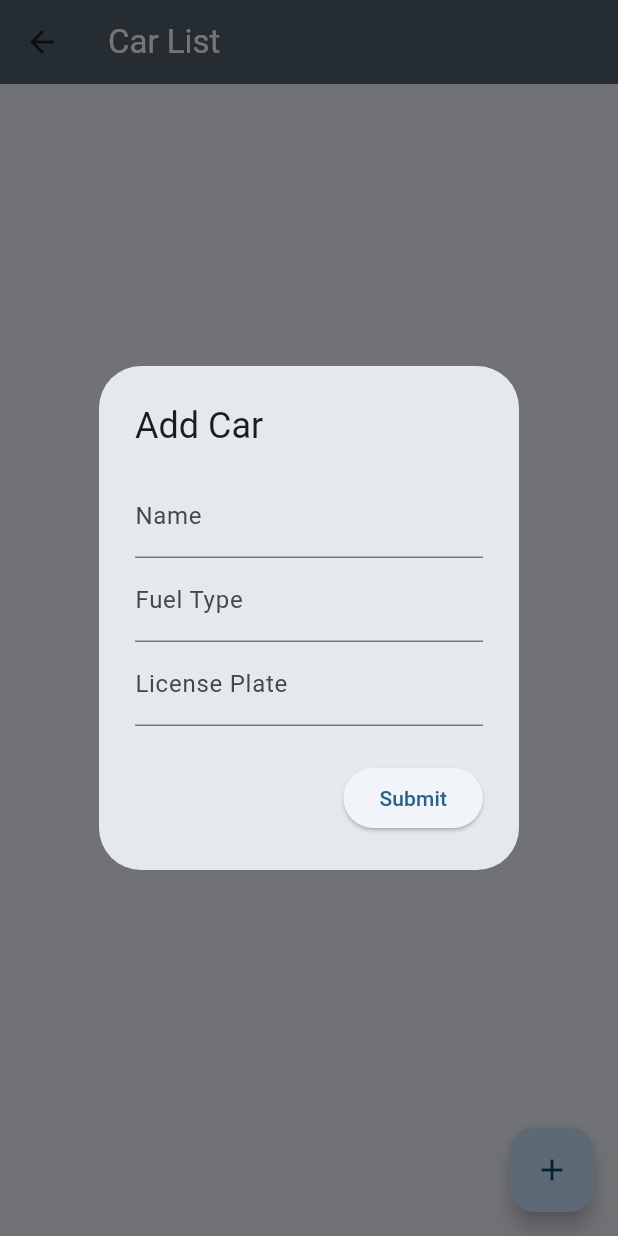
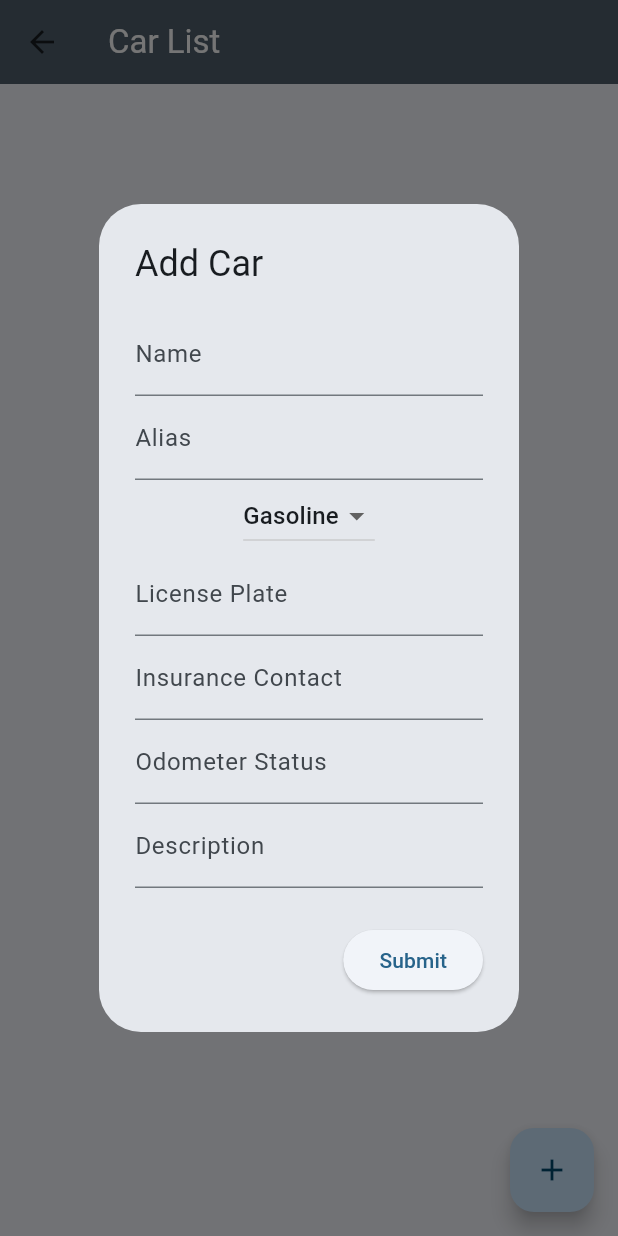
Before and after one commit to fix1t/but-itu-cartrack, a Flutter app: the CarListScreen screen opened by its route, after a tap on the "add" icon, on a phone screen of 412 x 824 dp. Run offline on Flutter 3.47's test engine with Material 3 defaults, Android fonts, the phone set to English and light mode, and no system bars; our stand-ins replace firebase_core, firebase_database; missing offline and left inert: dart:ffi; accounts and stored records are empty.

Commit message:
Upgrade add car with additional details

```diff
--- a/lib/src/controller/car_controller.dart
+++ b/lib/src/controller/car_controller.dart
@@ -1,3 +1,5 @@
+import 'dart:ffi';
+
 import 'package:itu_cartrack/src/model/car_model.dart';
 import 'package:itu_cartrack/src/model/car.dart';
 
@@ -15,9 +17,17 @@ class CarController {
 
   Stream<List<Car>> get cars => carModel.getCars();
 
-  Future<void> addCar(String name, String fuelType, String licensePlate) async {
+  Future<void> addCar(String name, String alias, String fuelType,
+      String licensePlate, String insuranceContact, String odometerStatus, String description) async {
     // TODO: implement addCar
-    Car newCar = Car(name: name, fuelType: fuelType, licensePlate: licensePlate);
+    Car newCar = Car(
+        name: name,
+        alias: alias,
+        fuelType: fuelType,
+        licensePlate: licensePlate,
+        insuranceContact: insuranceContact,
+        odometerStatus: odometerStatus,
+        description: description);
     await carModel.addCar(newCar);
   }
 
--- a/lib/src/view/car_list_screen.dart
+++ b/lib/src/view/car_list_screen.dart
@@ -15,8 +15,8 @@ class CarListScreen extends StatelessWidget {
     var theme = Theme.of(context);
     return Scaffold(
       appBar: AppBar(
-        title: Text('Car List', style: TextStyle(
-          color: theme.colorScheme.onSecondary)),
+        title: Text('Car List',
+            style: TextStyle(color: theme.colorScheme.onSecondary)),
         backgroundColor: theme.colorScheme.secondary,
       ),
       body: StreamBuilder<List<Car>>(
@@ -57,28 +57,48 @@ class CarListScreen extends StatelessWidget {
   }
 }
 
-class AddCarButton extends StatelessWidget {
+class AddCarButton extends StatefulWidget {
   AddCarButton({Key? key}) : super(key: key);
 
+  @override
+  _AddCarButtonState createState() => _AddCarButtonState();
+}
+
+class _AddCarButtonState extends State<AddCarButton> {
   final CarController carController = CarController();
+  final List<String> fuelTypes = [
+    'Gasoline',
+    'Diesel',
+    'Electric',
+    'Hybrid',
+    'LPG',
+    'CNG',
+    'Other'
+  ];
+  String selectedFuelType = 'Gasoline';
 
   @override
     Widget build(BuildContext context) {
       return FloatingActionButton(
         onPressed: () => _showAddCarDialog(context),
         child: Icon(Icons.add),
-      heroTag: 'addCarFAB'    //needs to be unique, just to cancel Exception with using the same heroes
+        heroTag: 'addCarFAB',
       );
     }
 
     void _showAddCarDialog(BuildContext context) {
       final nameController = TextEditingController();
-    final fuelTypeController = TextEditingController();
+      final aliasController = TextEditingController();
       final licensePlateController = TextEditingController();
+      final insuranceContactController = TextEditingController();
+      final odometerStatusController = TextEditingController();
+      final descriptionController = TextEditingController();
 
       showDialog(
         context: context,
         builder: (context) {
+          return StatefulBuilder(
+            builder: (context, setState) {
               return AlertDialog(
                 title: Text('Add Car'),
                 content: Column(
@@ -89,12 +109,33 @@ class AddCarButton extends StatelessWidget {
                       decoration: InputDecoration(labelText: 'Name'),
                     ),
                     TextField(
-                controller: fuelTypeController,
-                decoration: InputDecoration(labelText: 'Fuel Type'),
+                      controller: aliasController,
+                      decoration: InputDecoration(labelText: 'Alias'),
+                    ),
+                    FuelTypeDropdown(
+                      selectedFuelType: selectedFuelType,
+                      fuelTypes: fuelTypes,
+                      onChanged: (String? newValue) {
+                        setState(() {
+                          selectedFuelType = newValue!;
+                        });
+                      },
                     ),
                     TextField(
                       controller: licensePlateController,
                       decoration: InputDecoration(labelText: 'License Plate'),
+                    ),
+                    TextField(
+                      controller: insuranceContactController,
+                      decoration: InputDecoration(labelText: 'Insurance Contact'),
+                    ),
+                    TextField(
+                      controller: odometerStatusController,
+                      decoration: InputDecoration(labelText: 'Odometer Status'),
+                    ),
+                    TextField(
+                      controller: descriptionController,
+                      decoration: InputDecoration(labelText: 'Description'),
                     ),
                   ],
                 ),
@@ -102,10 +143,28 @@ class AddCarButton extends StatelessWidget {
                   ElevatedButton(
                     onPressed: () {
                       final name = nameController.text.trim();
-                final fuelType = fuelTypeController.text.trim();
+                      final alias = aliasController.text.trim();
+                      final fuelType = selectedFuelType;
                       final licensePlate = licensePlateController.text.trim();
-                if (name.isNotEmpty && fuelType.isNotEmpty && licensePlate.isNotEmpty) {
-                  carController.addCar(name, fuelType, licensePlate);
+                      final insuranceContact =
+                          insuranceContactController.text.trim();
+                      final odometerStatus =
+                          odometerStatusController.text.trim();
+                      final description = descriptionController.text.trim();
+                      if (name.isNotEmpty &&
+                          fuelType.isNotEmpty &&
+                          licensePlate.isNotEmpty &&
+                          insuranceContact.isNotEmpty &&
+                          odometerStatus.isNotEmpty) {
+                        carController.addCar(
+                          name,
+                          alias,
+                          fuelType,
+                          licensePlate,
+                          insuranceContact,
+                          odometerStatus,
+                          description,
+                        );
                         Navigator.of(context).pop();
                       }
                     },
@@ -115,5 +174,33 @@ class AddCarButton extends StatelessWidget {
               );
             },
           );
+        },
+      );
     }
   }
+
+class FuelTypeDropdown extends StatelessWidget {
+  final String selectedFuelType;
+  final List<String> fuelTypes;
+  final ValueChanged<String?> onChanged;
+
+  const FuelTypeDropdown({
+    required this.selectedFuelType,
+    required this.fuelTypes,
+    required this.onChanged,
+  });
+
+  @override
+  Widget build(BuildContext context) {
+    return DropdownButton<String>(
+      value: selectedFuelType,
+      onChanged: onChanged,
+      items: fuelTypes.map<DropdownMenuItem<String>>((String value) {
+        return DropdownMenuItem<String>(
+          value: value,
+          child: Text(value),
+        );
+      }).toList(),
+    );
+  }
+}
```
Lines whose indentation alone changed are shown as unchanged.
